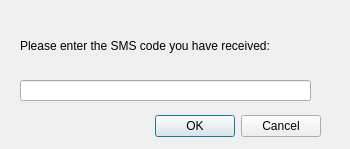
PMArkive/PySteamAuth, file PySteamAuth/UIs/PhoneDialog.ui: the form before one commit.
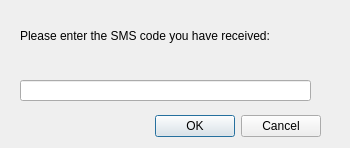
The form after the commit.

```diff
--- a/PySteamAuth/UIs/PhoneDialog.ui
+++ b/PySteamAuth/UIs/PhoneDialog.ui
@@ -7,7 +7,7 @@
     <x>0</x>
     <y>0</y>
     <width>350</width>
-    <height>149</height>
+    <height>148</height>
    </rect>
   </property>
   <property name="windowTitle">
@@ -35,12 +35,15 @@
      <x>20</x>
      <y>20</y>
      <width>311</width>
-     <height>51</height>
+     <height>31</height>
     </rect>
    </property>
    <property name="text">
     <string>Please enter the SMS code you have received:</string>
    </property>
+   <property name="wordWrap">
+    <bool>true</bool>
+   </property>
   </widget>
   <widget class="QLineEdit" name="lineEdit">
    <property name="geometry">
@@ -55,15 +58,18 @@
   <widget class="QLabel" name="label_2">
    <property name="geometry">
     <rect>
-     <x>30</x>
-     <y>90</y>
-     <width>281</width>
-     <height>16</height>
+     <x>20</x>
+     <y>45</y>
+     <width>291</width>
+     <height>31</height>
     </rect>
    </property>
    <property name="text">
     <string/>
    </property>
+   <property name="wordWrap">
+    <bool>true</bool>
+   </property>
   </widget>
  </widget>
  <resources/>
```
Left out of the diff: 6 changed lines with no effect on the pictures.
